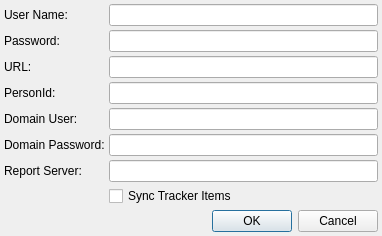
The window that plugins/forms/dialogIFSCloud.ui (kestermckinney/ProjectNotes) describes before a commit, drawn with Qt 5.
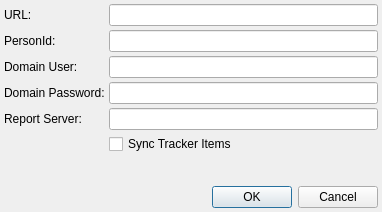
The same window after the commit.

Commit message: sso fix for ifs

Patch:
```diff
--- a/plugins/forms/dialogIFSCloud.ui
+++ b/plugins/forms/dialogIFSCloud.ui
@@ -7,7 +7,7 @@
     <x>0</x>
     <y>0</y>
     <width>382</width>
-    <height>232</height>
+    <height>212</height>
    </rect>
   </property>
   <property name="windowTitle">
@@ -40,54 +40,30 @@
      <property name="verticalSpacing">
       <number>4</number>
      </property>
-     <item row="0" column="0">
-      <widget class="QLabel" name="labelUserName">
-       <property name="text">
-        <string>User Name:</string>
-       </property>
-      </widget>
-     </item>
      <item row="0" column="1">
-      <widget class="QLineEdit" name="lineEditUserName"/>
-     </item>
-     <item row="1" column="0">
-      <widget class="QLabel" name="labelPassword">
-       <property name="text">
-        <string>Password:</string>
-       </property>
-      </widget>
-     </item>
-     <item row="1" column="1">
-      <widget class="QLineEdit" name="lineEditPassword">
-       <property name="echoMode">
-        <enum>QLineEdit::Password</enum>
-       </property>
-      </widget>
-     </item>
-     <item row="2" column="1">
       <widget class="QLineEdit" name="lineEditURL"/>
      </item>
-     <item row="2" column="0">
+     <item row="0" column="0">
       <widget class="QLabel" name="labelURL">
        <property name="text">
         <string>URL:</string>
        </property>
       </widget>
      </item>
-     <item row="3" column="0">
+     <item row="1" column="0">
       <widget class="QLabel" name="labelPersonId">
        <property name="text">
         <string>PersonId:</string>
        </property>
       </widget>
      </item>
-     <item row="3" column="1">
+     <item row="1" column="1">
       <widget class="QLineEdit" name="lineEditPersonId"/>
      </item>
-     <item row="4" column="1">
+     <item row="2" column="1">
       <widget class="QLineEdit" name="lineEditDomainUser"/>
      </item>
-     <item row="4" column="0">
+     <item row="2" column="0">
       <widget class="QLabel" name="labelDomainUser">
        <property name="text">
         <string>Domain User:</string>
@@ -95,7 +71,7 @@
       </widget>
      </item>
 
-     <item row="5" column="0">
+     <item row="3" column="0">
       <widget class="QLabel" name="labelDomainPassword">
        <property name="text">
         <string>Domain Password:</string>
@@ -103,7 +79,7 @@
       </widget>
      </item>
 
-     <item row="5" column="1">
+     <item row="3" column="1">
       <widget class="QLineEdit" name="lineEditDomainPassword">
        <property name="echoMode">
         <enum>QLineEdit::Password</enum>
@@ -113,18 +89,18 @@
 
 
 
-     <item row="6" column="0">
+     <item row="4" column="0">
       <widget class="QLabel" name="labelReportServer">
        <property name="text">
         <string>Report Server:</string>
        </property>
       </widget>
      </item>
-     <item row="6" column="1">
+     <item row="4" column="1">
       <widget class="QLineEdit" name="lineEditReportServer"/>
      </item>
 
-    <item row="7" column="1">
+    <item row="5" column="1">
     <widget class="QCheckBox" name="m_checkBoxSyncTrackerItems">
      <property name="text">
       <string>Sync Tracker Items</string>
```
The commit also changes 2 other files.
